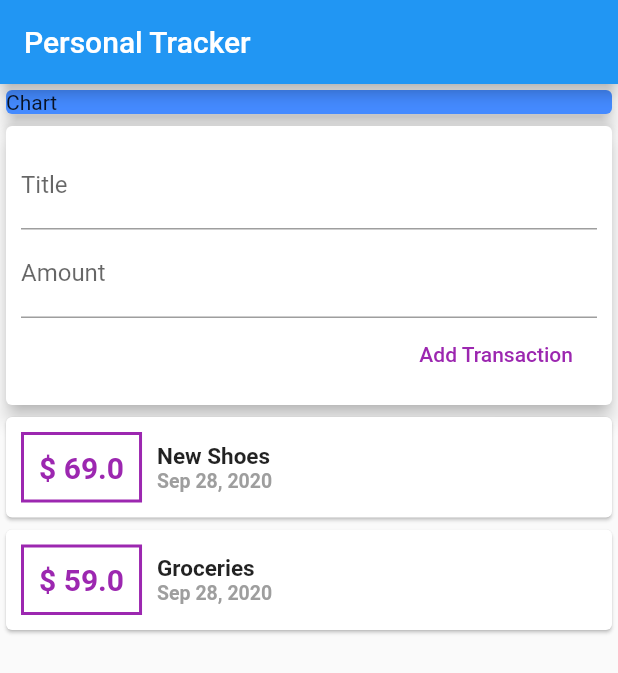
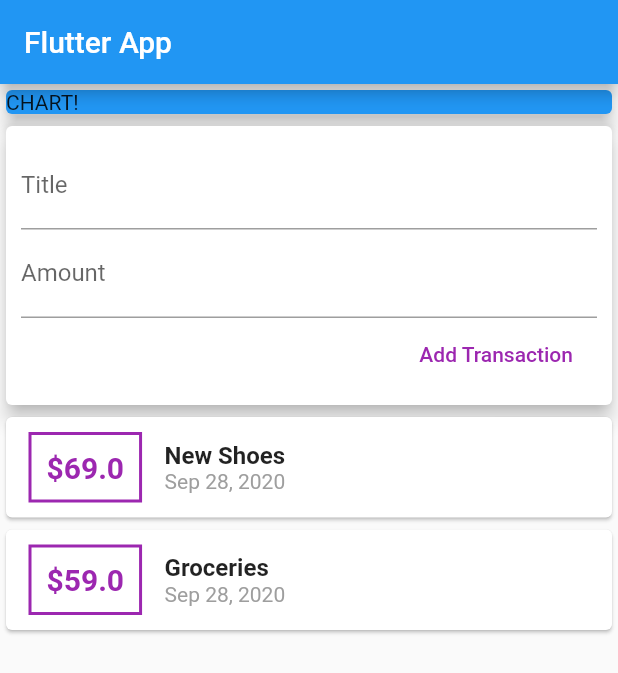
Before and after one commit to udaykumaruking/personal_tracker, a Flutter app: the screen it shows after launch, on a phone screen of 412 x 824 dp. Shown: the top 673 px of the screen. Run offline on Flutter 3.47's test engine with Material 2 defaults, Android fonts, the phone set to English and light mode, and no system bars.

Commit message:
added list view builder

```diff
--- a/lib/main.dart
+++ b/lib/main.dart
@@ -24,23 +24,25 @@ class MyHomePage extends StatelessWidget {
   Widget build(BuildContext context) {
     return Scaffold(
       appBar: AppBar(
-        title: Text("Personal Tracker"),
+        title: Text('Flutter App'),
       ),
-      body: Column(
+      body: SingleChildScrollView(
+        child: Column(
           // mainAxisAlignment: MainAxisAlignment.start,
           crossAxisAlignment: CrossAxisAlignment.stretch,
           children: <Widget>[
             Container(
               width: double.infinity,
               child: Card(
-              color: Colors.blueAccent,
-              child: Text('Chart'),
+                color: Colors.blue,
+                child: Text('CHART!'),
                 elevation: 5,
               ),
             ),
             UserTransactions(),
           ],
         ),
+      ),
     );
   }
 }
--- a/lib/widgets/transaction_list.dart
+++ b/lib/widgets/transaction_list.dart
@@ -7,27 +7,30 @@ class TransactionList extends StatelessWidget {
   final List<Transaction> transactions;
 
   TransactionList(this.transactions);
+
   @override
   Widget build(BuildContext context) {
-    return Column(
-      children: transactions.map(
-        (tx) {
+    return Container(
+      height: 300,
+      child: ListView.builder(
+        itemBuilder: (ctx, index) {
           return Card(
             child: Row(
               children: <Widget>[
                 Container(
-                  padding: EdgeInsets.all(10),
                   margin: EdgeInsets.symmetric(
                     vertical: 10,
-                    horizontal: 10,
+                    horizontal: 15,
                   ),
                   decoration: BoxDecoration(
-                      border: Border.all(
-                    color: Colors.purple,
-                    width: 2,
-                  )),
+                    border: Border.all(
+                      color: Colors.purple,
+                      width: 2,
+                    ),
+                  ),
+                  padding: EdgeInsets.all(10),
                   child: Text(
-                    '\$ ${tx.amount}',
+                    '\$${transactions[index].amount}',
                     style: TextStyle(
                       fontWeight: FontWeight.bold,
                       fontSize: 20,
@@ -39,28 +42,26 @@ class TransactionList extends StatelessWidget {
                   crossAxisAlignment: CrossAxisAlignment.start,
                   children: <Widget>[
                     Text(
-                      tx.title,
+                      transactions[index].title,
                       style: TextStyle(
+                        fontSize: 16,
                         fontWeight: FontWeight.bold,
-                        fontSize: 15,
                       ),
                     ),
                     Text(
-                      DateFormat.yMMMd().format(tx.date),
-                      //tx.date.toString(),
+                      DateFormat.yMMMd().format(transactions[index].date),
                       style: TextStyle(
-                        fontWeight: FontWeight.bold,
-                        fontSize: 13,
                         color: Colors.grey,
                       ),
-                    )
+                    ),
                   ],
                 ),
               ],
             ),
           );
         },
-      ).toList(),
+        itemCount: transactions.length,
+      ),
     );
   }
 }
```
Lines whose indentation alone changed are shown as unchanged.
